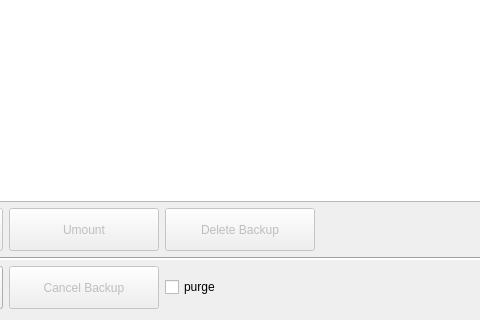
Qt form ui/tabContent.ui (andreasholzner/borgmatic-ui) before a commit; both pictures show x 158 to 638 and y 374 to 694 of the 827 by 694 pixel window.
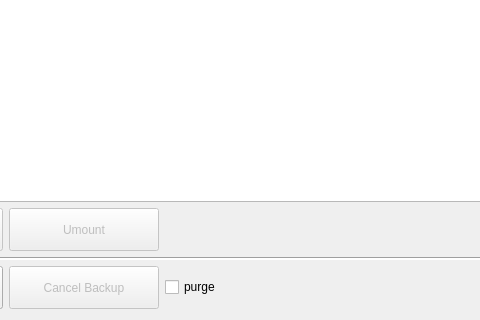
The same form after that commit. Icons and pictures are not drawn.

Commit message:
Remove delete backup button
- Not really needed as there is borgmatic prune
- Not supported by borgmatic

Patch:
```diff
--- a/ui/tabContent.ui
+++ b/ui/tabContent.ui
@@ -380,25 +380,6 @@
        </property>
       </widget>
      </item>
-     <item row="0" column="2">
-      <widget class="QPushButton" name="backupDeleteButton">
-       <property name="enabled">
-        <bool>false</bool>
-       </property>
-       <property name="minimumSize">
-        <size>
-         <width>150</width>
-         <height>43</height>
-        </size>
-       </property>
-       <property name="text">
-        <string>Delete Backup</string>
-       </property>
-       <property name="icon">
-        <iconset theme="edit-delete"/>
-       </property>
-      </widget>
-     </item>
     </layout>
    </item>
   </layout>
```
Left out of the diff: 12 changed lines with no effect on the pictures. The commit also changes 1 other file.
